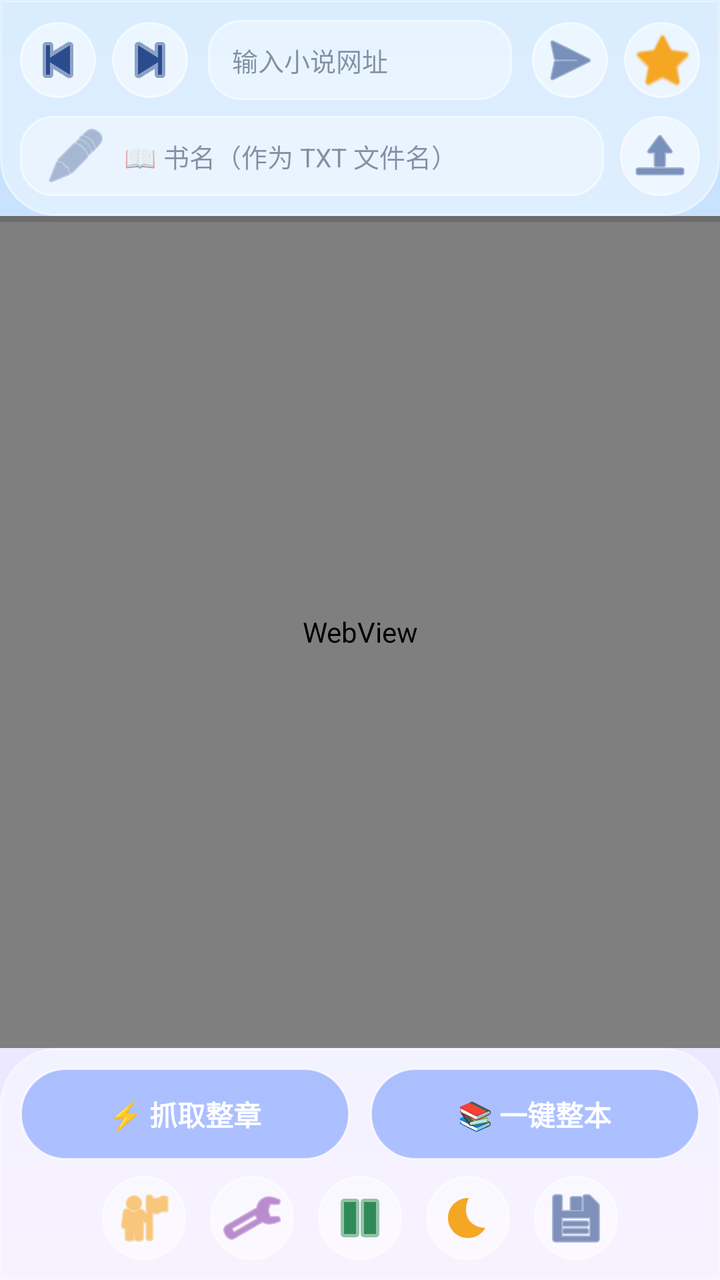
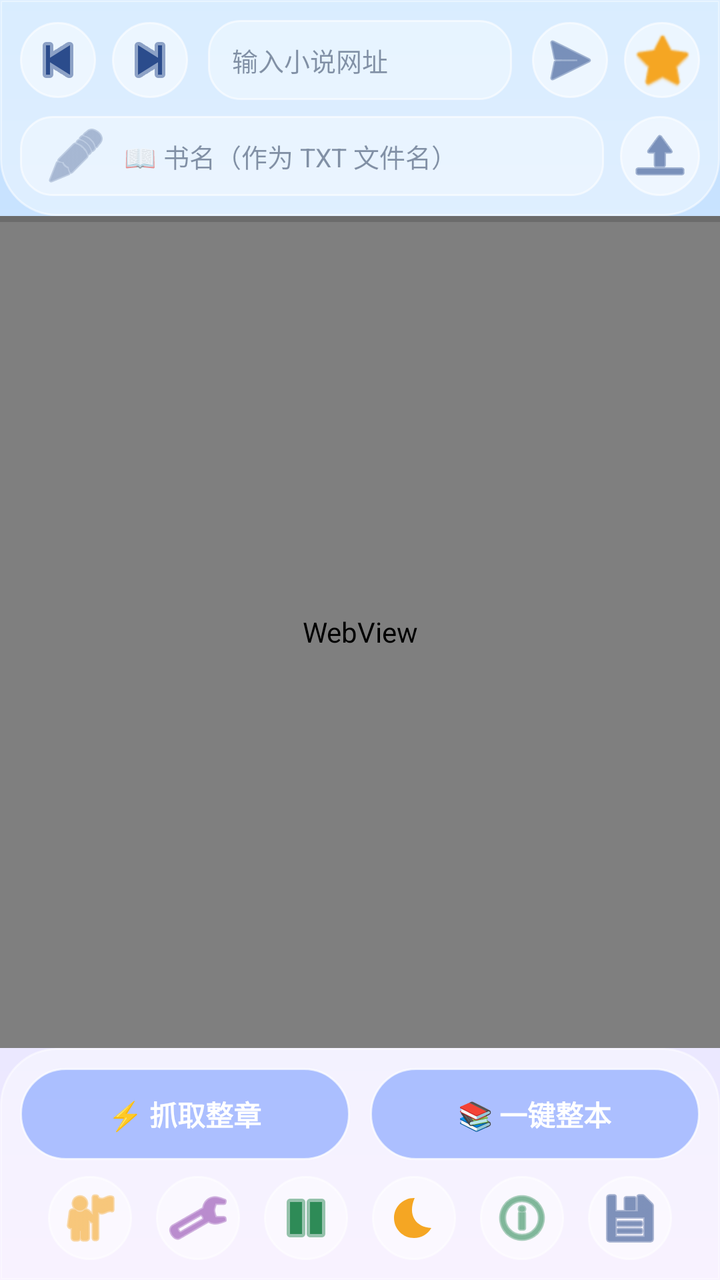

Compare the two renders of this Android layout. The source of the first and the diff that turns it into the second are given below.
<!-- AndroidManifest.xml: application theme AppTheme -->
<!-- res/layout/activity_main.xml -->
<?xml version="1.0" encoding="utf-8"?>
<LinearLayout xmlns:android="http://schemas.android.com/apk/res/android"
    android:layout_width="match_parent"
    android:layout_height="match_parent"
    android:background="@drawable/bg_gradient"
    android:orientation="vertical">

    
    <LinearLayout
        android:layout_width="match_parent"
        android:layout_height="wrap_content"
        android:background="@drawable/topbar_bg"
        android:orientation="vertical"
        android:padding="10dp">

        <LinearLayout
            android:layout_width="match_parent"
            android:layout_height="wrap_content"
            android:gravity="center_vertical"
            android:orientation="horizontal">

            <ImageButton
                android:id="@+id/btnBack"
                android:layout_width="38dp"
                android:layout_height="38dp"
                android:background="@drawable/btn_secondary"
                android:contentDescription="后退"
                android:src="@android:drawable/ic_media_previous"
                android:tint="@color/icon_tint" />

            <ImageButton
                android:id="@+id/btnForward"
                android:layout_width="38dp"
                android:layout_height="38dp"
                android:layout_marginStart="8dp"
                android:background="@drawable/btn_secondary"
                android:contentDescription="前进"
                android:src="@android:drawable/ic_media_next"
                android:tint="@color/icon_tint" />

            <EditText
                android:id="@+id/etAddress"
                android:layout_width="0dp"
                android:layout_height="40dp"
                android:layout_marginHorizontal="10dp"
                android:layout_weight="1"
                android:background="@drawable/edittext_dark"
                android:hint="输入小说网址"
                android:imeOptions="actionGo"
                android:inputType="textUri"
                android:paddingHorizontal="12dp"
                android:singleLine="true"
                android:textColor="@color/text_primary"
                android:textColorHint="@color/text_hint"
                android:textSize="13sp" />

            <ImageButton
                android:id="@+id/btnGo"
                android:layout_width="38dp"
                android:layout_height="38dp"
                android:background="@drawable/btn_secondary"
                android:contentDescription="前往"
                android:src="@android:drawable/ic_menu_send"
                android:tint="@color/icon_tint" />

            <ImageButton
                android:id="@+id/btnStar"
                android:layout_width="38dp"
                android:layout_height="38dp"
                android:layout_marginStart="8dp"
                android:background="@drawable/btn_secondary"
                android:contentDescription="收藏当前页"
                android:src="@android:drawable/btn_star_big_off"
                android:tint="@color/icon_accent" />
        </LinearLayout>

        <LinearLayout
            android:layout_width="match_parent"
            android:layout_height="wrap_content"
            android:layout_marginTop="8dp"
            android:gravity="center_vertical"
            android:orientation="horizontal">

            <EditText
                android:id="@+id/etBookName"
                android:layout_width="0dp"
                android:layout_height="40dp"
                android:layout_weight="1"
                android:background="@drawable/edittext_dark"
                android:drawableStart="@android:drawable/ic_menu_edit"
                android:drawablePadding="8dp"
                android:drawableTint="#7A8FB5"
                android:hint="📖 书名（作为 TXT 文件名）"
                android:inputType="text"
                android:paddingHorizontal="12dp"
                android:singleLine="true"
                android:textColor="@color/text_primary"
                android:textColorHint="@color/text_hint"
                android:textSize="13sp" />

            <ImageButton
                android:id="@+id/btnPickDir"
                android:layout_width="40dp"
                android:layout_height="40dp"
                android:layout_marginStart="8dp"
                android:background="@drawable/btn_secondary"
                android:contentDescription="选择 TXT 保存文件夹"
                android:src="@android:drawable/ic_menu_upload"
                android:tint="@color/icon_tint" />
        </LinearLayout>
    </LinearLayout>

    
    <TextView
        android:id="@+id/tvStatus"
        android:layout_width="match_parent"
        android:layout_height="wrap_content"
        android:background="@color/status_bg"
        android:gravity="center"
        android:padding="6dp"
        android:text="就绪"
        android:textColor="@color/icon_tint"
        android:textSize="12sp"
        android:visibility="gone" />

    
    <FrameLayout
        android:layout_width="match_parent"
        android:layout_height="0dp"
        android:layout_weight="1">

        <WebView
            android:id="@+id/webView"
            android:layout_width="match_parent"
            android:layout_height="match_parent" />

        <ProgressBar
            android:id="@+id/progressBar"
            style="?android:attr/progressBarStyleHorizontal"
            android:layout_width="match_parent"
            android:layout_height="3dp"
            android:layout_gravity="top"
            android:max="100"
            android:progressTint="@color/accent" />
    </FrameLayout>

    
    <LinearLayout
        android:layout_width="match_parent"
        android:layout_height="wrap_content"
        android:background="@drawable/bottombar_bg"
        android:orientation="vertical"
        android:padding="10dp">

        <LinearLayout
            android:layout_width="match_parent"
            android:layout_height="wrap_content"
            android:orientation="horizontal">

            <Button
                android:id="@+id/btnGrab"
                android:layout_width="0dp"
                android:layout_height="46dp"
                android:layout_weight="1"
                android:background="@drawable/btn_primary"
                android:text="⚡ 抓取整章"
                android:textColor="#FFFFFF"
                android:textSize="14sp"
                android:textStyle="bold" />

            <Button
                android:id="@+id/btnBook"
                android:layout_width="0dp"
                android:layout_height="46dp"
                android:layout_marginStart="10dp"
                android:layout_weight="1"
                android:background="@drawable/btn_primary"
                android:text="📚 一键整本"
                android:textColor="#FFFFFF"
                android:textSize="14sp"
                android:textStyle="bold" />
        </LinearLayout>

        <LinearLayout
            android:layout_width="match_parent"
            android:layout_height="wrap_content"
            android:layout_marginTop="8dp"
            android:gravity="center"
            android:orientation="horizontal">

            <ImageButton
                android:id="@+id/btnBookmarks"
                android:layout_width="42dp"
                android:layout_height="42dp"
                android:background="@drawable/btn_secondary"
                android:contentDescription="收藏夹"
                android:src="@android:drawable/ic_menu_myplaces"
                android:tint="@color/icon_accent" />

            <ImageButton
                android:id="@+id/btnOpenDir"
                android:layout_width="42dp"
                android:layout_height="42dp"
                android:layout_marginStart="12dp"
                android:background="@drawable/btn_secondary"
                android:contentDescription="打开小说所在文件夹"
                android:src="@android:drawable/ic_menu_manage"
                android:tint="@color/icon_purple" />

            <ImageButton
                android:id="@+id/btnPause"
                android:layout_width="42dp"
                android:layout_height="42dp"
                android:layout_marginStart="12dp"
                android:background="@drawable/btn_secondary"
                android:contentDescription="暂停/继续"
                android:src="@android:drawable/ic_media_pause"
                android:tint="@color/icon_green" />

            <ImageButton
                android:id="@+id/btnTheme"
                android:layout_width="42dp"
                android:layout_height="42dp"
                android:layout_marginStart="12dp"
                android:background="@drawable/btn_secondary"
                android:contentDescription="切换深色/浅色主题"
                android:src="@drawable/ic_theme"
                android:tint="@color/icon_accent" />

            <ImageButton
                android:id="@+id/btnFinish"
                android:layout_width="42dp"
                android:layout_height="42dp"
                android:layout_marginStart="12dp"
                android:background="@drawable/btn_secondary"
                android:contentDescription="打开 TXT"
                android:src="@android:drawable/ic_menu_save"
                android:tint="@color/icon_tint" />
        </LinearLayout>
    </LinearLayout>
</LinearLayout>
<!-- resources referenced by this layout -->
<resources>
  <color name="accent">#3D5AFE</color>
  <color name="icon_accent">#F5A623</color>
  <color name="icon_green">#2E8B57</color>
  <color name="icon_purple">#8E44AD</color>
  <color name="icon_tint">#2B4C8C</color>
  <color name="status_bg">#4DFFFFFF</color>
  <color name="text_hint">#801A2B4C</color>
  <color name="text_primary">#1A2B4C</color>
  <!-- drawable bg_gradient (drawable) -->
  <?xml version="1.0" encoding="utf-8"?>
  <shape xmlns:android="http://schemas.android.com/apk/res/android">
      <gradient
          android:angle="270"
          android:startColor="@color/bg_start"
          android:centerColor="@color/bg_center"
          android:endColor="@color/bg_end"
          android:type="linear" />
  </shape>
  <!-- drawable bottombar_bg (drawable) -->
  <?xml version="1.0" encoding="utf-8"?>
  <shape xmlns:android="http://schemas.android.com/apk/res/android">
      <solid android:color="@color/glass_bar_solid" />
      <corners android:topLeftRadius="28dp" android:topRightRadius="28dp" />
      <stroke android:width="1dp" android:color="@color/glass_stroke" />
  </shape>
  <!-- drawable btn_primary (drawable) -->
  <?xml version="1.0" encoding="utf-8"?>
  <ripple xmlns:android="http://schemas.android.com/apk/res/android"
      android:color="#4D3D5AFE">
      <item>
          <shape>
              <solid android:color="@color/btn_primary_solid" />
              <corners android:radius="26dp" />
              <stroke android:width="1dp" android:color="@color/btn_primary_stroke" />
          </shape>
      </item>
  </ripple>
  <!-- drawable btn_secondary (drawable) -->
  <?xml version="1.0" encoding="utf-8"?>
  <ripple xmlns:android="http://schemas.android.com/apk/res/android"
      android:color="#33FFFFFF">
      <item>
          <shape>
              <solid android:color="@color/btn_secondary_solid" />
              <corners android:radius="26dp" />
              <stroke android:width="1dp" android:color="@color/btn_secondary_stroke" />
          </shape>
      </item>
  </ripple>
  <!-- drawable edittext_dark (drawable) -->
  <?xml version="1.0" encoding="utf-8"?>
  <shape xmlns:android="http://schemas.android.com/apk/res/android">
      <solid android:color="@color/input_solid" />
      <corners android:radius="16dp" />
      <stroke android:width="1dp" android:color="@color/input_stroke" />
  </shape>
  <!-- drawable topbar_bg (drawable) -->
  <?xml version="1.0" encoding="utf-8"?>
  <shape xmlns:android="http://schemas.android.com/apk/res/android">
      <solid android:color="@color/glass_bar_solid" />
      <corners android:bottomLeftRadius="28dp" android:bottomRightRadius="28dp" />
      <stroke android:width="1dp" android:color="@color/glass_stroke" />
  </shape>
  <style name="AppTheme" parent="Theme.AppCompat.DayNight.NoActionBar">
          <item name="android:windowBackground">@drawable/bg_gradient</item>
          <item name="android:statusBarColor">@color/status_bar</item>
          <item name="android:navigationBarColor">@color/bg_end</item>
          <item name="android:windowLightStatusBar">true</item>
      </style>
  <color name="bg_start">#BFE0FF</color>
  <color name="bg_center">#DCE8FF</color>
  <color name="bg_end">#F3E8FF</color>
  <color name="glass_bar_solid">#66FFFFFF</color>
  <color name="glass_stroke">#80FFFFFF</color>
  <color name="btn_primary_solid">#997C9FFF</color>
  <color name="btn_primary_stroke">#B3FFFFFF</color>
  <color name="btn_secondary_solid">#80FFFFFF</color>
  <color name="btn_secondary_stroke">#99FFFFFF</color>
  <color name="input_solid">#59FFFFFF</color>
  <color name="input_stroke">#99FFFFFF</color>
  <color name="status_bar">#CFEAFF</color>
  <!-- unchanged entries left out for length: 1 -->
</resources>

<!-- the commit's change to res/layout/activity_main.xml (unified diff, before → after) -->
@@ -228,6 +228,16 @@
                 android:tint="@color/icon_accent" />
 
             <ImageButton
+                android:id="@+id/btnLog"
+                android:layout_width="42dp"
+                android:layout_height="42dp"
+                android:layout_marginStart="12dp"
+                android:background="@drawable/btn_secondary"
+                android:contentDescription="爬取日志"
+                android:src="@android:drawable/ic_menu_info_details"
+                android:tint="@color/icon_green" />
+
+            <ImageButton
                 android:id="@+id/btnFinish"
                 android:layout_width="42dp"
                 android:layout_height="42dp"
